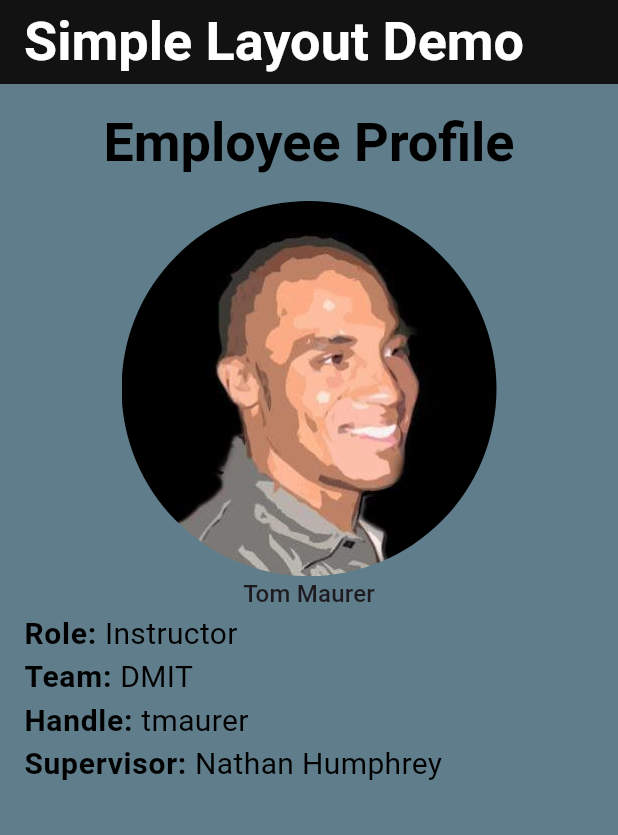
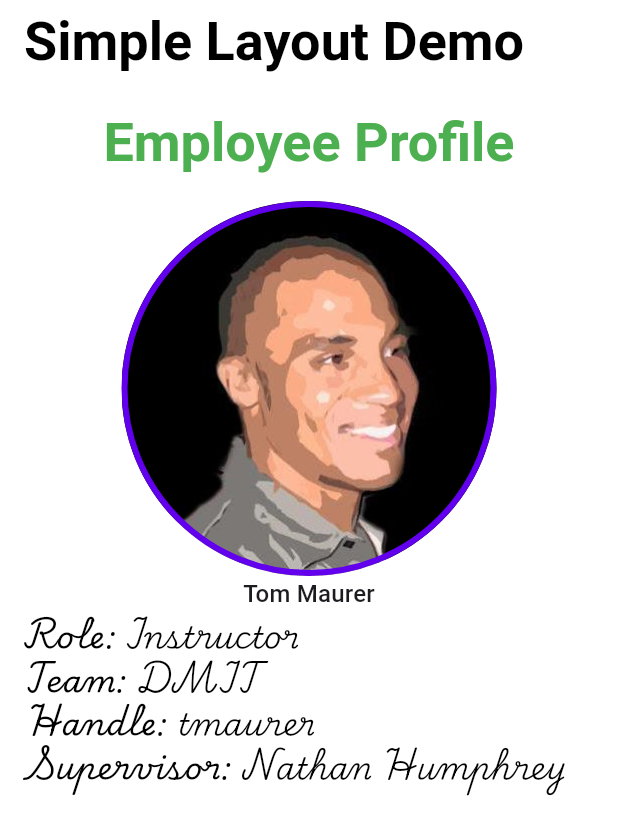
Before and after one commit to tmaurer-nait/DMIT-2504-1242-A02-Workbook, a Flutter app: the screen it shows after launch, on a phone screen of 412 x 824 dp. Shown: the top 835 px of the screen. Run offline on Flutter 3.47's test engine with Material 3 defaults, Android fonts, the phone set to English and light mode, and no system bars.

Commit message:
week 3 day 3 pt 2 - theming

```diff
--- a/Week3/profile_example/lib/main.dart
+++ b/Week3/profile_example/lib/main.dart
@@ -1,4 +1,8 @@
 import 'package:flutter/material.dart';
+import 'package:profile_example/theme/theme.dart';
+import 'package:profile_example/widgets/profile_heading.dart';
+import 'package:profile_example/widgets/profile_info.dart';
+import 'package:profile_example/widgets/profile_image.dart';
 
 void main() {
   runApp(const MyApp());
@@ -14,7 +18,7 @@ class MyApp extends StatelessWidget {
       title: 'Flutter Demo',
       theme: lightTheme,
       darkTheme: generateDarkTheme(lightTheme),
-      themeMode: ThemeMode.dark,
+      themeMode: ThemeMode.light,
       home: Scaffold(
         appBar: AppBar(
           title: Text('Simple Layout Demo'),
@@ -24,13 +28,7 @@ class MyApp extends StatelessWidget {
             mainAxisAlignment: MainAxisAlignment.start,
             children: [
               ProfileHeading(),
-              ClipOval(
-                child: Image.asset(
-                  'assets/images/nathan.jpg',
-                  height: 250,
-                  width: 250,
-                ),
-              ),
+              ProfileImage(imagePath: 'assets/images/nathan.jpg'),
               Text(
                 'Tom Maurer',
                 style: Theme.of(context).textTheme.titleMedium,
@@ -46,71 +44,3 @@ class MyApp extends StatelessWidget {
     );
   }
 }
-
-final ThemeData lightTheme = ThemeData(
-  colorScheme: ColorScheme.light(),
-  scaffoldBackgroundColor: Colors.white,
-  textTheme: TextTheme(
-    titleLarge: TextStyle(
-      fontSize: 36,
-      fontWeight: FontWeight.bold,
-    ),
-    titleMedium: TextStyle(
-      fontSize: 32,
-      fontWeight: FontWeight.bold,
-    ),
-    labelMedium: TextStyle(
-      fontSize: 20,
-      fontWeight: FontWeight.bold,
-    ),
-    bodyMedium: TextStyle(
-      fontSize: 20,
-    ),
-  ),
-);
-
-ThemeData generateDarkTheme(ThemeData lightTheme) {
-  return lightTheme.copyWith(
-      colorScheme: ColorScheme.dark(),
-      scaffoldBackgroundColor: Colors.blueGrey);
-}
-
-class ProfileHeading extends StatelessWidget {
-  const ProfileHeading({super.key});
-
-  @override
-  Widget build(BuildContext context) {
-    return Padding(
-      padding: const EdgeInsets.all(16.0),
-      child: Text(
-        'Employee Profile',
-        style: Theme.of(context).textTheme.titleLarge,
-      ),
-    );
-  }
-}
-
-class ProfileInfo extends StatelessWidget {
-  final String label;
-  final String value;
-
-  const ProfileInfo(this.label, this.value, {super.key});
-
-  @override
-  Widget build(BuildContext context) {
-    return Padding(
-        padding: EdgeInsets.only(left: 16),
-        child: Row(
-          children: [
-            Text(
-              '$label: ',
-              style: Theme.of(context).textTheme.labelMedium,
-            ),
-            Text(
-              value,
-              style: Theme.of(context).textTheme.bodyMedium,
-            ),
-          ],
-        ));
-  }
-}
--- /dev/null
+++ b/Week3/profile_example/lib/theme/theme.dart
@@ -0,0 +1,32 @@
+import 'package:flutter/material.dart';
+
+final ThemeData lightTheme = ThemeData(
+  colorScheme: ColorScheme.light(),
+  scaffoldBackgroundColor: Colors.white,
+  textTheme: TextTheme(
+    titleLarge: TextStyle(
+      fontSize: 36,
+      fontWeight: FontWeight.bold,
+      color: Colors.green,
+    ),
+    titleMedium: TextStyle(
+      fontSize: 32,
+      fontWeight: FontWeight.bold,
+    ),
+    labelMedium: TextStyle(
+      fontSize: 20,
+      fontFamily: 'PlaywriteIN',
+    ),
+    bodyMedium: TextStyle(
+      fontSize: 20,
+      fontWeight: FontWeight.w300,
+      fontFamily: 'PlaywriteIN',
+    ),
+  ),
+);
+
+ThemeData generateDarkTheme(ThemeData lightTheme) {
+  return lightTheme.copyWith(
+      colorScheme: ColorScheme.dark(),
+      scaffoldBackgroundColor: Colors.blueGrey);
+}
--- /dev/null
+++ b/Week3/profile_example/lib/widgets/profile_heading.dart
@@ -0,0 +1,16 @@
+import 'package:flutter/material.dart';
+
+class ProfileHeading extends StatelessWidget {
+  const ProfileHeading({super.key});
+
+  @override
+  Widget build(BuildContext context) {
+    return Padding(
+      padding: const EdgeInsets.all(16.0),
+      child: Text(
+        'Employee Profile',
+        style: Theme.of(context).textTheme.titleLarge,
+      ),
+    );
+  }
+}
--- /dev/null
+++ b/Week3/profile_example/lib/widgets/profile_image.dart
@@ -0,0 +1,25 @@
+import 'package:flutter/material.dart';
+
+class ProfileImage extends StatelessWidget {
+  final String imagePath;
+
+  const ProfileImage({required this.imagePath, super.key});
+
+  @override
+  Widget build(BuildContext context) {
+    return Container(
+      width: 250,
+      height: 250,
+      decoration: BoxDecoration(
+          shape: BoxShape.circle,
+          border: Border.all(
+            width: 4,
+            color: Theme.of(context).colorScheme.primary,
+          ),
+          image: DecorationImage(
+            image: AssetImage(imagePath),
+            fit: BoxFit.fill,
+          )),
+    );
+  }
+}
--- /dev/null
+++ b/Week3/profile_example/lib/widgets/profile_info.dart
@@ -0,0 +1,26 @@
+import 'package:flutter/material.dart';
+
+class ProfileInfo extends StatelessWidget {
+  final String label;
+  final String value;
+
+  const ProfileInfo(this.label, this.value, {super.key});
+
+  @override
+  Widget build(BuildContext context) {
+    return Padding(
+        padding: EdgeInsets.only(left: 16),
+        child: Row(
+          children: [
+            Text(
+              '$label: ',
+              style: Theme.of(context).textTheme.labelMedium,
+            ),
+            Text(
+              value,
+              style: Theme.of(context).textTheme.bodyMedium,
+            ),
+          ],
+        ));
+  }
+}
--- a/Week3/profile_example/pubspec.yaml
+++ b/Week3/profile_example/pubspec.yaml
@@ -61,6 +61,12 @@ flutter:
     - assets/images/
   #   - images/a_dot_burr.jpeg
   #   - images/a_dot_ham.jpeg
+  fonts:
+    - family: PlaywriteIN
+      fonts:
+        - asset: assets/fonts/PlaywriteIN-Regular.ttf
+        - asset: assets/fonts/PlaywriteIN-Light.ttf
+          weight: 300
 
   # An image asset can refer to one or more resolution-specific "variants", see
   # https://flutter.dev/to/resolution-aware-images
```
Also changed, not shown: Week3/profile_example/assets/fonts/PlaywriteIN-ExtraLight.ttf (added), Week3/profile_example/assets/fonts/PlaywriteIN-Light.ttf (added), Week3/profile_example/assets/fonts/PlaywriteIN-Regular.ttf (added), Week3/profile_example/assets/fonts/PlaywriteIN-Thin.ttf (added).
